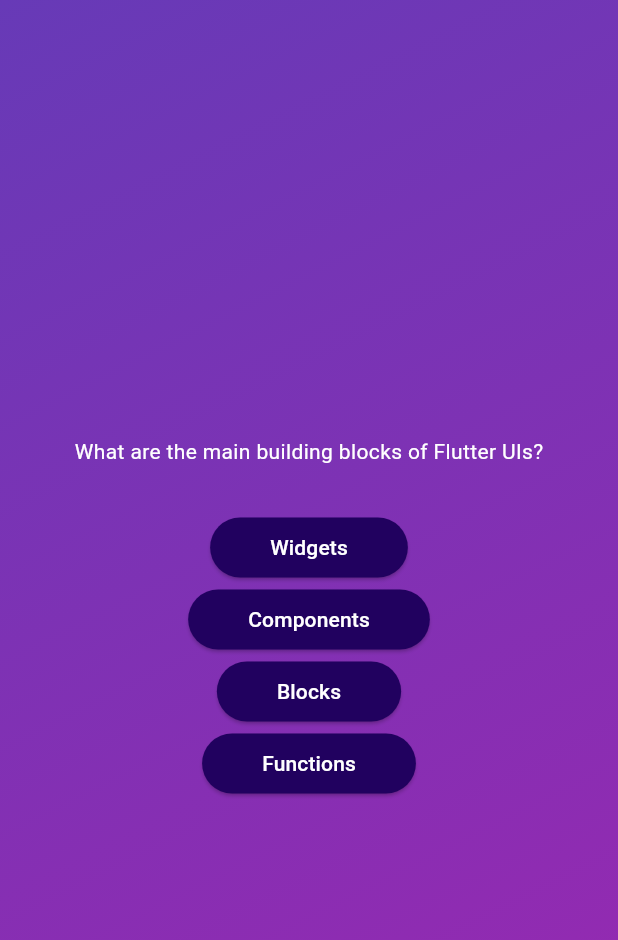
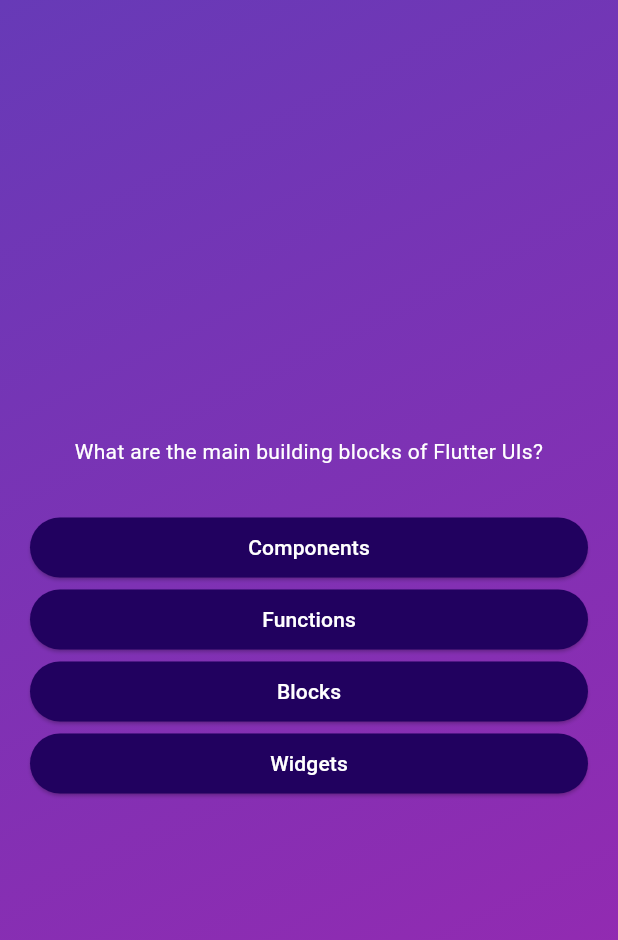
Before and after one commit to ssangttuce/FlutterEx2, a Flutter app: the screen it shows after launch, after a tap on "Start Quiz", on a phone screen of 412 x 824 dp. Shown: the top 940 px of the screen. Run offline on Flutter 3.47's test engine with Material 3 defaults, Android fonts, the phone set to English and light mode, and no system bars.

Commit message:
manipulate quiz widget alignment, padding, margin and shuffle answer list

```diff
--- a/lib/questions_screen.dart
+++ b/lib/questions_screen.dart
@@ -18,17 +18,21 @@ class _QuestionsScreenState extends State<QuestionsScreen> {
 
     return SizedBox(
       width: double.infinity,
+      child: Container(
+        margin: const EdgeInsets.all(20),
         child: Column(
           mainAxisAlignment: MainAxisAlignment.center,
+          crossAxisAlignment: CrossAxisAlignment.stretch,
           children: [
             Text(
               currentQuestion.text,
               style: const TextStyle(
                 color: Colors.white,
               ),
+              textAlign: TextAlign.center,
             ),
             const SizedBox(height: 30),
-          ...currentQuestion.answers.map((answer) {
+            ...currentQuestion.getShuffledAnswers().map((answer) {
               return AnswerButton(
                 answerText: answer,
                 onTap: () {},
@@ -52,6 +56,7 @@ class _QuestionsScreenState extends State<QuestionsScreen> {
             // ),
           ],
         ),
+      ),
     );
   }
 }
--- a/lib/quiz_question.dart
+++ b/lib/quiz_question.dart
@@ -3,4 +3,10 @@ class QuizQuestion {
 
   final String text;
   final List<String> answers;
+
+  List<String> getShuffledAnswers() {
+    final shuffledList = List.of(answers);
+    shuffledList.shuffle();
+    return shuffledList;
+  }
 }
```
Lines whose indentation alone changed are shown as unchanged.
